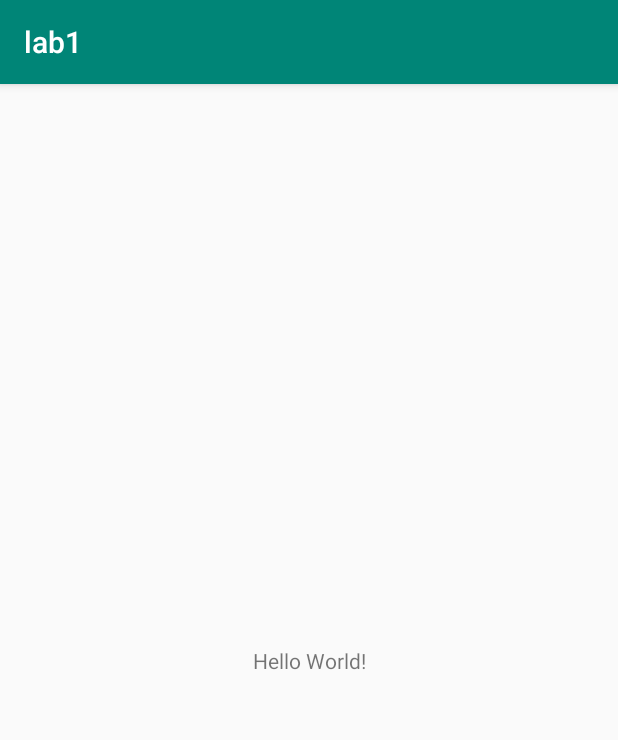
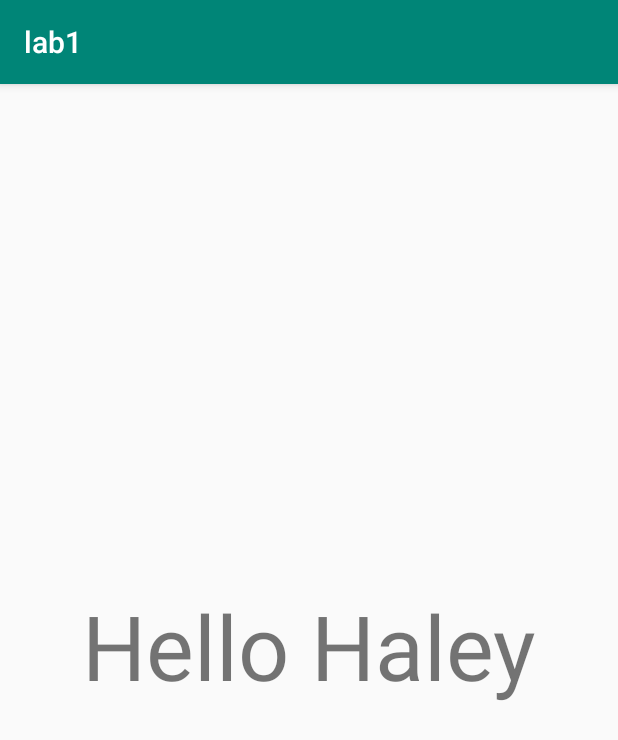
Before and after one commit to hgwelliver/lab2, an Android app: the screen it shows after launch (MainActivity), on a phone screen of 412 x 824 dp. Shown: the top 740 px of the screen. Run offline under Robolectric (Android 15) with nearby library versions, the phone set to English and light mode, and no system bars.

```diff
--- a/app/src/main/res/layout/activity_main.xml
+++ b/app/src/main/res/layout/activity_main.xml
@@ -8,8 +8,9 @@
 
     <TextView
         android:layout_width="wrap_content"
-        android:layout_height="wrap_content"
-        android:text="Hello World!"
+        android:layout_height="100dp"
+        android:text="Hello Haley"
+        android:textSize="60dp"
         app:layout_constraintBottom_toBottomOf="parent"
         app:layout_constraintLeft_toLeftOf="parent"
         app:layout_constraintRight_toRightOf="parent"
```
